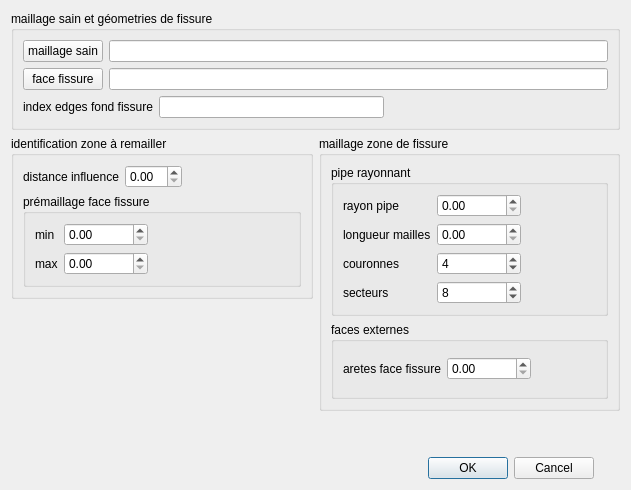
Above: src/Tools/blocFissure/ihm/fissureGenerale.ui from SalomePlatform/smesh before the change. Below: the same form after it.
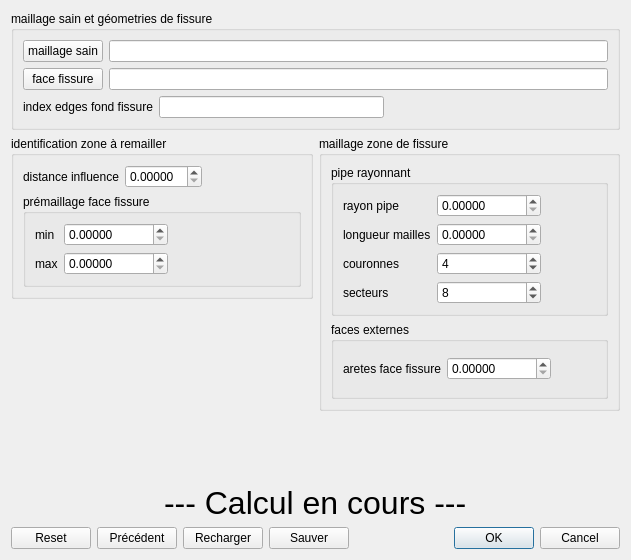
That is the form after the change.

Commit message: plugin dialog blocFissure general

```diff
--- a/src/Tools/blocFissure/ihm/fissureGenerale.ui
+++ b/src/Tools/blocFissure/ihm/fissureGenerale.ui
@@ -7,7 +7,7 @@
     <x>0</x>
     <y>0</y>
     <width>631</width>
-    <height>490</height>
+    <height>560</height>
    </rect>
   </property>
   <property name="windowTitle">
@@ -16,8 +16,8 @@
   <property name="toolTip">
    <string>&lt;html&gt;&lt;head/&gt;&lt;body&gt;&lt;p&gt;Insertion d'un maillage de fissure dans un maillage hexaédrique sain.&lt;/p&gt;&lt;p&gt;Le maillage sain est fourni sous forme de fichier Med.&lt;/p&gt;&lt;p&gt;La face de fissure est décrite par une géométrie dans un fichier brep.&lt;/p&gt;&lt;p&gt;La ou les arêtes de fond de fissure sont données par leurs index dans la face de fissure.&lt;/p&gt;&lt;p&gt;La procédure identfie des mailles saines à enlever et remailler, construit un maillage régulier rayonnant autour de la ligne de fond de fissure, reconstitue les faces externes en triangles, complète la zone à remailler en tétraèdres.&lt;/p&gt;&lt;/body&gt;&lt;/html&gt;</string>
   </property>
-  <layout class="QGridLayout" name="gridLayout_11">
-   <item row="0" column="0" colspan="2">
+  <layout class="QVBoxLayout" name="verticalLayout">
+   <item>
     <widget class="QGroupBox" name="groupBox">
      <property name="title">
       <string>maillage sain et géometries de fissure</string>
@@ -97,7 +97,7 @@
      <zorder></zorder>
     </widget>
    </item>
-   <item row="1" column="0" colspan="2">
+   <item>
     <layout class="QGridLayout" name="gridLayout_10">
      <item row="0" column="0">
       <widget class="QGroupBox" name="groupBox_2">
@@ -119,6 +119,9 @@
             <property name="toolTip">
              <string>&lt;html&gt;&lt;head/&gt;&lt;body&gt;&lt;p&gt;La zone remaillée contiendra toutes les mailles du maillage sain à une distance de la face de fissure inférieure à cette valeur.&lt;/p&gt;&lt;/body&gt;&lt;/html&gt;</string>
             </property>
+            <property name="decimals">
+             <number>5</number>
+            </property>
            </widget>
           </item>
          </layout>
@@ -156,6 +159,9 @@
                <property name="toolTip">
                 <string>&lt;html&gt;&lt;head/&gt;&lt;body&gt;&lt;p&gt;Pour faciliter la détermination de la zone à remailler, il faut des points sur la face de fissure, suffisament resserrés, en relation avec la taille des mailles du maillage sain.&lt;/p&gt;&lt;p&gt;Ces points sont obtenus par pré maillage de la face de fissure, en triangles. On donne la taille min et max des triangles.&lt;/p&gt;&lt;/body&gt;&lt;/html&gt;</string>
                </property>
+               <property name="decimals">
+                <number>5</number>
+               </property>
                <property name="maximum">
                 <double>1000000.000000000000000</double>
                </property>
@@ -173,6 +179,9 @@
                <property name="toolTip">
                 <string>&lt;html&gt;&lt;head/&gt;&lt;body&gt;&lt;p&gt;Pour faciliter la détermination de la zone à remailler, il faut des points sur la face de fissure, suffisament resserrés, en relation avec la taille des mailles du maillage sain.&lt;/p&gt;&lt;p&gt;Ces points sont obtenus par pré maillage de la face de fissure, en triangles. On donne la taille min et max des triangles.&lt;/p&gt;&lt;/body&gt;&lt;/html&gt;</string>
                </property>
+               <property name="decimals">
+                <number>5</number>
+               </property>
                <property name="maximum">
                 <double>1000000.000000000000000</double>
                </property>
@@ -225,6 +234,9 @@
                <property name="toolTip">
                 <string>&lt;html&gt;&lt;head/&gt;&lt;body&gt;&lt;p&gt;Pipe rayonnant construit sur le fond de fissure :&lt;/p&gt;&lt;p&gt;Rayon du pipe.&lt;/p&gt;&lt;/body&gt;&lt;/html&gt;</string>
                </property>
+               <property name="decimals">
+                <number>5</number>
+               </property>
                <property name="maximum">
                 <double>1000000.000000000000000</double>
                </property>
@@ -242,6 +254,9 @@
                <property name="toolTip">
                 <string>&lt;html&gt;&lt;head/&gt;&lt;body&gt;&lt;p&gt;Pipe rayonnant construit sur le fond de fissure :&lt;/p&gt;&lt;p&gt;Longueur des mailles le long de la ligne de fond de fissure.&lt;/p&gt;&lt;/body&gt;&lt;/html&gt;</string>
                </property>
+               <property name="decimals">
+                <number>5</number>
+               </property>
                <property name="maximum">
                 <double>1000000.000000000000000</double>
                </property>
@@ -329,6 +344,9 @@
              <property name="toolTip">
               <string>&lt;html&gt;&lt;head/&gt;&lt;body&gt;&lt;p&gt;Faces externes de la zone à remailler.&lt;/p&gt;&lt;p&gt;Mailage en triangles : valeur cible des arêtes.&lt;/p&gt;&lt;/body&gt;&lt;/html&gt;</string>
              </property>
+             <property name="decimals">
+              <number>5</number>
+             </property>
              <property name="maximum">
               <double>1000000.000000000000000</double>
              </property>
@@ -368,7 +386,7 @@
      </item>
     </layout>
    </item>
-   <item row="2" column="1">
+   <item>
     <spacer name="verticalSpacer_2">
      <property name="orientation">
       <enum>Qt::Vertical</enum>
@@ -381,8 +399,90 @@
      </property>
     </spacer>
    </item>
-   <item row="3" column="0">
-    <layout class="QHBoxLayout" name="horizontalLayout_5">
+   <item>
+    <layout class="QHBoxLayout" name="horizontalLayout_2">
+     <item>
+      <spacer name="horizontalSpacer_7">
+       <property name="orientation">
+        <enum>Qt::Horizontal</enum>
+       </property>
+       <property name="sizeHint" stdset="0">
+        <size>
+         <width>40</width>
+         <height>20</height>
+        </size>
+       </property>
+      </spacer>
+     </item>
+     <item>
+      <widget class="QLabel" name="lb_calcul">
+       <property name="font">
+        <font>
+         <pointsize>24</pointsize>
+        </font>
+       </property>
+       <property name="text">
+        <string>--- Calcul en cours ---</string>
+       </property>
+      </widget>
+     </item>
+     <item>
+      <spacer name="horizontalSpacer_8">
+       <property name="orientation">
+        <enum>Qt::Horizontal</enum>
+       </property>
+       <property name="sizeHint" stdset="0">
+        <size>
+         <width>40</width>
+         <height>20</height>
+        </size>
+       </property>
+      </spacer>
+     </item>
+    </layout>
+   </item>
+   <item>
+    <layout class="QHBoxLayout" name="horizontalLayout_3">
+     <item>
+      <widget class="QPushButton" name="pb_reset">
+       <property name="toolTip">
+        <string>réinitialisation de tous les paramètres à leur valeur par défaut</string>
+       </property>
+       <property name="text">
+        <string>Reset</string>
+       </property>
+      </widget>
+     </item>
+     <item>
+      <widget class="QPushButton" name="pb_valPrec">
+       <property name="toolTip">
+        <string>réinitialisation de tous les paramètres à leur valeur de la précédente éxécution</string>
+       </property>
+       <property name="text">
+        <string>Précédent</string>
+       </property>
+      </widget>
+     </item>
+     <item>
+      <widget class="QPushButton" name="pb_recharger">
+       <property name="toolTip">
+        <string>réinitialisation des paramètres à partir d'un fichier préalablement sauvegardé</string>
+       </property>
+       <property name="text">
+        <string>Recharger</string>
+       </property>
+      </widget>
+     </item>
+     <item>
+      <widget class="QPushButton" name="pb_sauver">
+       <property name="toolTip">
+        <string>sauvegarde des paramètres dans un fichier à choisir</string>
+       </property>
+       <property name="text">
+        <string>Sauver</string>
+       </property>
+      </widget>
+     </item>
      <item>
       <spacer name="horizontalSpacer_2">
        <property name="orientation">
```
Left out of the diff: 74 changed lines with no effect on the pictures. The commit also changes 3 other files.
